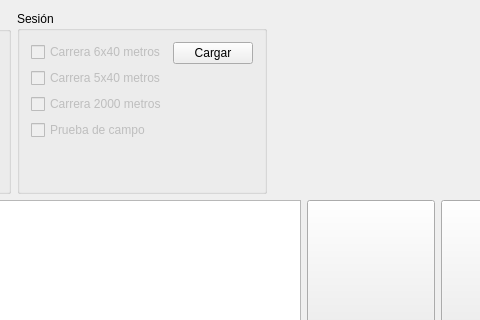
The window that mycoachmainwindow.ui (jfjara/coach) describes before a commit, drawn with Qt 5; both pictures show x 370 to 850 and y 0 to 320 of the 950 by 812 pixel window.
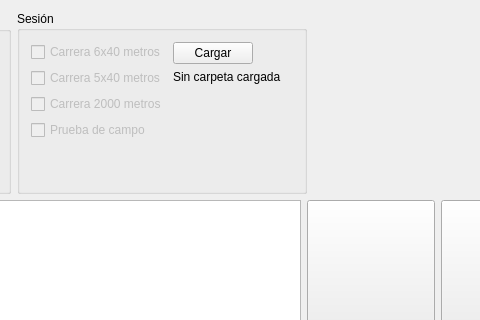
The same window after the commit. Icons and pictures are not drawn.

```diff
--- a/mycoachmainwindow.ui
+++ b/mycoachmainwindow.ui
@@ -237,9 +237,33 @@
          <item>
           <layout class="QVBoxLayout" name="verticalLayout_4">
            <item>
-            <widget class="QPushButton" name="cargarSesionButton">
+            <layout class="QHBoxLayout" name="horizontalLayout_3">
+             <item>
+              <widget class="QPushButton" name="cargarSesionButton">
+               <property name="text">
+                <string>Cargar</string>
+               </property>
+              </widget>
+             </item>
+             <item>
+              <spacer name="horizontalSpacer_2">
+               <property name="orientation">
+                <enum>Qt::Horizontal</enum>
+               </property>
+               <property name="sizeHint" stdset="0">
+                <size>
+                 <width>40</width>
+                 <height>20</height>
+                </size>
+               </property>
+              </spacer>
+             </item>
+            </layout>
+           </item>
+           <item>
+            <widget class="QLabel" name="folderLabel">
              <property name="text">
-              <string>Cargar</string>
+              <string>Sin carpeta cargada</string>
              </property>
             </widget>
            </item>
```
